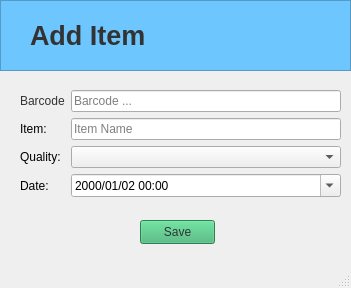
The window that Ui/add_item_window.ui (Youki27/LNHS-Inventory-System) describes before a commit, drawn with Qt 5.
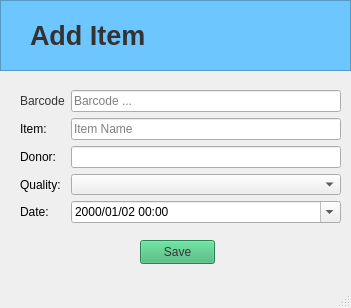
The same window after the commit.

Commit message: Added Donor Column in the Database and Added Signal Slots to update table

The edit to the form file:
```diff
--- a/Ui/add_item_window.ui
+++ b/Ui/add_item_window.ui
@@ -7,7 +7,7 @@
     <x>0</x>
     <y>0</y>
     <width>351</width>
-    <height>288</height>
+    <height>308</height>
    </rect>
   </property>
   <property name="windowTitle">
@@ -62,7 +62,7 @@
       <x>20</x>
       <y>90</y>
       <width>321</width>
-      <height>121</height>
+      <height>133</height>
      </rect>
     </property>
     <layout class="QVBoxLayout" name="verticalLayout">
@@ -119,24 +119,24 @@
          </property>
         </widget>
        </item>
-       <item row="2" column="0">
+       <item row="3" column="0">
         <widget class="QLabel" name="label_2">
          <property name="text">
           <string>Quality: </string>
          </property>
         </widget>
        </item>
-       <item row="2" column="1">
+       <item row="3" column="1">
         <widget class="QComboBox" name="quality_box"/>
        </item>
-       <item row="3" column="0">
+       <item row="4" column="0">
         <widget class="QLabel" name="label_4">
          <property name="text">
           <string>Date:</string>
          </property>
         </widget>
        </item>
-       <item row="3" column="1">
+       <item row="4" column="1">
         <widget class="QDateTimeEdit" name="datetime_added">
          <property name="dateTime">
           <datetime>
@@ -163,6 +163,16 @@
          </property>
         </widget>
        </item>
+       <item row="2" column="0">
+        <widget class="QLabel" name="label_6">
+         <property name="text">
+          <string>Donor:</string>
+         </property>
+        </widget>
+       </item>
+       <item row="2" column="1">
+        <widget class="QLineEdit" name="donor_input"/>
+       </item>
       </layout>
      </item>
     </layout>
@@ -171,7 +181,7 @@
     <property name="geometry">
      <rect>
       <x>140</x>
-      <y>220</y>
+      <y>240</y>
       <width>75</width>
       <height>24</height>
      </rect>
```
The commit also changes 5 other files.
